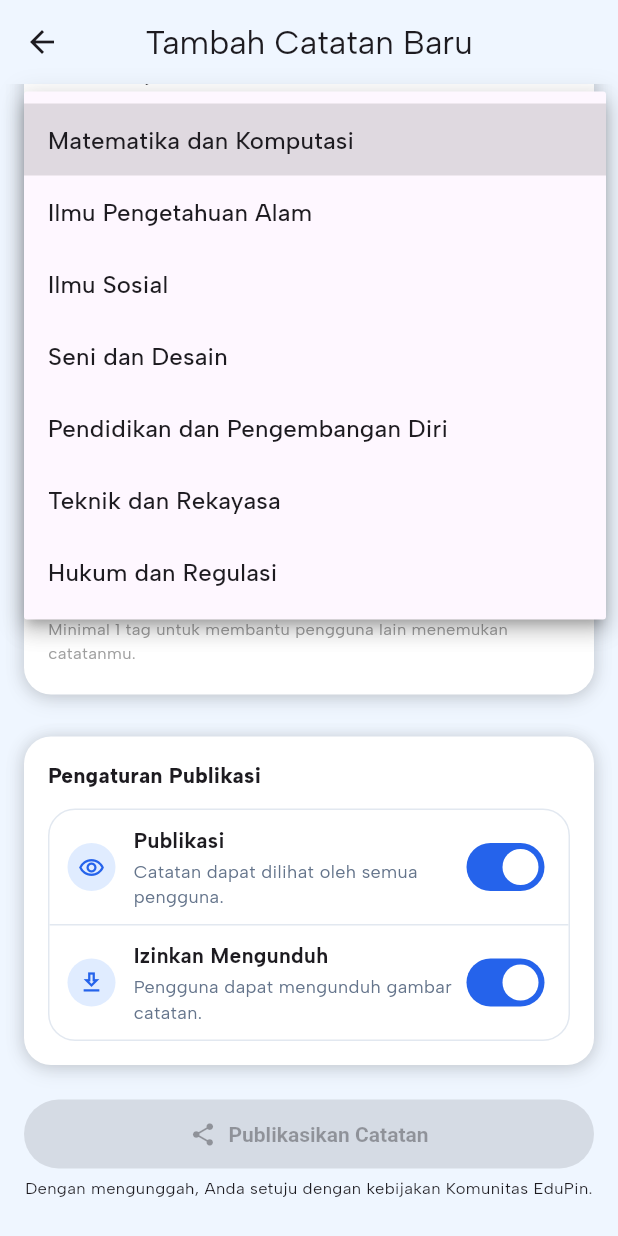
After one commit to feliceyovita/EduPin, a Flutter app: the UploadCatatanScreen screen opened by its route, scrolled down 471 dp, after a tap on "Pilih mata pelajaran", on a phone screen of 412 x 824 dp. The commit adds this screen. Run offline on Flutter 3.47's test engine with Material 3 defaults, Android fonts, the phone set to English and light mode, and no system bars; our stand-ins replace go_router.

Commit message:
tambah catatan baru

```diff
--- a/lib/app/router.dart
+++ b/lib/app/router.dart
@@ -1,15 +1,27 @@
 import 'package:flutter/material.dart';
 import 'package:go_router/go_router.dart';
+import '../screens/home_screen.dart';
 import '../screens/detail_catatan.dart';
 import '../screens/report_note_screen.dart';
 import '../models/note_details.dart';
+import '../screens/upload_catatan.dart';
 
 GoRouter buildRouter() {
   final rootKey = GlobalKey<NavigatorState>();
+
   return GoRouter(
     navigatorKey: rootKey,
-    initialLocation: '/_debug/detail',
+    initialLocation: '/home',
     routes: [
+      // ➜ HOME route WAJIB ADA
+      GoRoute(
+          path: '/upload',
+          builder: (_, __) => const UploadCatatanScreen()),
+      GoRoute(
+        path: '/home',
+        builder: (context, state) => const HomeScreen(),
+      ),
+
       GoRoute(
         path: '/_debug/detail',
         builder: (context, state) {
@@ -19,12 +31,8 @@ GoRouter buildRouter() {
             subject: 'Matematika',
             grade: 'Kelas 12',
             tags: ['kalkulus','Integral','ParsialII','MTKez'],
-            description: 'Catatan lengkap tentang integral parsial meliputi rumus dasar, langkah-langkah penyelesaian, dan contoh soal beserta pembahasan. Sangat cocok untuk persiapan ujian matematika tingkat SMA dan kuliah (matematika dasar)',
-            imageAssets: [
-              'assets/images/sample_note.jpeg',
-              'assets/images/sample_note.jpeg',
-              'assets/images/sample_note.jpeg',
-            ],
+            description: 'Catatan lengkap…',
+            imageAssets: ['assets/images/sample_note.jpeg'],
             publisher: const Publisher(
               name: 'Just Kidding Rowling',
               handle: '@jkrowling',
@@ -35,12 +43,11 @@ GoRouter buildRouter() {
           return NoteDetailPage(data: dummy);
         },
       ),
-      GoRoute(                                     // ⬅️ baru
+
+      GoRoute(
         path: '/report',
-        builder: (context, state) {
-          final note = state.extra as NoteDetail;  // kirim via extra
-          return ReportNoteScreen(note: note);
-        },
+        builder: (context, state) =>
+            ReportNoteScreen(note: state.extra as NoteDetail),
       ),
     ],
   );
--- a/lib/main.dart
+++ b/lib/main.dart
@@ -2,35 +2,25 @@ import 'package:flutter/material.dart';
 import 'app/router.dart';
 import 'package:flutter_localizations/flutter_localizations.dart';
 
-void main() {
-  runApp(const MyApp());
-}
+void main() => runApp(const MyApp());
 
 class MyApp extends StatelessWidget {
   const MyApp({super.key});
-
   @override
   Widget build(BuildContext context) {
-    final router = buildRouter(); // 🔹 panggil router.dart
-
+    final router = buildRouter();
     return MaterialApp.router(
+      title: 'Edupin',
+      theme: ThemeData(fontFamily: 'AlbertSans', primarySwatch: Colors.blue),
       debugShowCheckedModeBanner: false,
-      title: 'EduPin',
-      routerConfig: router, // 🔹 inilah yang ganti "home: SplashScreen"
-      theme: ThemeData(
-        primarySwatch: Colors.blue,
-        fontFamily: "AlbertSans",
-      ),
-      locale: const Locale('id', 'ID'),
-      supportedLocales: const [
-        Locale('id', 'ID'),
-        Locale('en', 'US'),
-      ],
+      locale: const Locale('id','ID'),
+      supportedLocales: const [Locale('id','ID'), Locale('en','US')],
       localizationsDelegates: const [
         GlobalMaterialLocalizations.delegate,
         GlobalWidgetsLocalizations.delegate,
         GlobalCupertinoLocalizations.delegate,
       ],
+      routerConfig: router, // ⬅️ penting
     );
   }
 }
--- a/lib/screens/home_screen.dart
+++ b/lib/screens/home_screen.dart
@@ -1,42 +1,50 @@
 import 'package:flutter/material.dart';
-import 'package:edupin/widgets/app_navbar.dart'; // Sesuaikan path jika perlu
-import 'package:edupin/screens/profile_screen.dart'; // Import ProfileScreen
+import 'package:go_router/go_router.dart';
 
-// Placeholder untuk halaman lain agar tidak error
+import 'package:edupin/widgets/app_navbar.dart';
+import 'package:edupin/screens/profile_screen.dart';
+
+/// ===================
+/// HALAMAN PLACEHOLDER
+/// ===================
+
 class BerandaScreen extends StatelessWidget {
   const BerandaScreen({super.key});
+
   @override
   Widget build(BuildContext context) {
-    return const Scaffold(body: Center(child: Text('Halaman Beranda')));
+    return const Center(
+      child: Text('Halaman Beranda'),
+    );
   }
 }
 
 class CariScreen extends StatelessWidget {
   const CariScreen({super.key});
+
   @override
   Widget build(BuildContext context) {
-    return const Scaffold(body: Center(child: Text('Halaman Cari')));
-  }
-}
-
-class UnggahScreen extends StatelessWidget {
-  const UnggahScreen({super.key});
-  @override
-  Widget build(BuildContext context) {
-    return const Scaffold(body: Center(child: Text('Halaman Unggah')));
+    return const Center(
+      child: Text('Halaman Cari'),
+    );
   }
 }
 
 class PinScreen extends StatelessWidget {
   const PinScreen({super.key});
+
   @override
   Widget build(BuildContext context) {
-    return const Scaffold(body: Center(child: Text('Halaman Pin')));
+    return const Center(
+      child: Text('Halaman Pin'),
+    );
   }
 }
 
+/// ===================
+/// HOME DENGAN NAVBAR
+/// ===================
 
-// --- Widget Utama untuk Navigasi ---
 class HomeScreen extends StatefulWidget {
   const HomeScreen({super.key});
 
@@ -45,46 +53,43 @@ class HomeScreen extends StatefulWidget {
 }
 
 class _HomeScreenState extends State<HomeScreen> {
-  // State untuk menyimpan index halaman yang aktif
+  // index tab aktif
   int _currentIndex = 0;
 
-  // Daftar semua halaman yang akan ditampilkan sesuai urutan navbar
-  final List<Widget> _pages = [
-    const BerandaScreen(),    // Index 0
-    const CariScreen(),       // Index 1
-    const UnggahScreen(),     // Index 2
-    const PinScreen(),        // Index 3
-    const ProfileScreen(),    // Index 4 <-- Ini dia halaman profilmu
+  // urutan halaman sesuai urutan item navbar:
+  // 0: Beranda, 1: Cari, 2: (Unggah -> pakai GoRouter), 3: Pin, 4: Profil
+  final List<Widget> _pages = const [
+    BerandaScreen(),          // index 0
+    CariScreen(),             // index 1
+    SizedBox.shrink(),        // index 2: Unggah (tidak dipakai sebagai body)
+    PinScreen(),              // index 3
+    ProfileScreen(),          // index 4
   ];
 
-  // Fungsi yang akan dipanggil saat item navbar ditekan
   void _onNavBarTap(int index) {
-    // Jika menekan tombol 'Unggah' (index 2), mungkin ingin menampilkan dialog/modal
-    // dan tidak mengubah halaman. Ini contoh saja.
     if (index == 2) {
-      // Tampilkan modal atau navigasi ke halaman khusus unggah
-      print("Tombol unggah ditekan!");
-      // Untuk sekarang, kita tetap pindah halaman
-      setState(() {
-        _currentIndex = index;
-      });
-    } else {
-      // Ubah state untuk membangun ulang UI dengan halaman yang baru
-      setState(() {
-        _currentIndex = index;
-      });
+      // ✅ Tombol tambah → dorong halaman upload di atas halaman sekarang
+      // sehingga bisa kembali dengan context.pop()
+      context.push('/upload');
+      return;
     }
+
+    // Tab lain cukup mengganti konten di HomeScreen
+    setState(() {
+      _currentIndex = index;
+    });
   }
 
   @override
   Widget build(BuildContext context) {
     return Scaffold(
-      // Body akan menampilkan halaman dari daftar `_pages` sesuai `_currentIndex`
-      body: _pages[_currentIndex],
-      // Gunakan AppNavBar di sini
+      backgroundColor: const Color(0xFFEFF6FF),
+      body: SafeArea(
+        child: _pages[_currentIndex],
+      ),
       bottomNavigationBar: AppNavBar(
         currentIndex: _currentIndex,
-        onTap: _onNavBarTap, // Sambungkan fungsi tap-nya ke sini
+        onTap: _onNavBarTap,
       ),
     );
   }
--- /dev/null
+++ b/lib/screens/upload_catatan.dart
@@ -0,0 +1,532 @@
+import 'package:flutter/material.dart';
+import 'package:go_router/go_router.dart';
+
+import '../widgets/section_card.dart';
+
+class UploadCatatanScreen extends StatefulWidget {
+  const UploadCatatanScreen({super.key});
+
+  @override
+  State<UploadCatatanScreen> createState() => _UploadCatatanScreenState();
+}
+
+class _UploadCatatanScreenState extends State<UploadCatatanScreen> {
+  // ---------- CONTROLLER & STATE ----------
+  final _titleC = TextEditingController();
+  final _descC = TextEditingController();
+  final _schoolC = TextEditingController();
+  final _tagInputC = TextEditingController();
+
+  String? _selectedSubject;
+  String? _selectedGrade;
+  final List<String> _tags = [];
+
+  bool _publikasi = true;
+  bool _izinkanUnduh = true;
+  bool _hasImage = false;
+
+  // ---------- DATA DROPDOWN ----------
+  static const _subjects = [
+    'Matematika dan Komputasi',
+    'Ilmu Pengetahuan Alam',
+    'Ilmu Sosial',
+    'Seni dan Desain',
+    'Pendidikan dan Pengembangan Diri',
+    'Teknik dan Rekayasa',
+    'Hukum dan Regulasi',
+  ];
+
+  static const _grades = [
+    'Sekolah Dasar (SD)',
+    'Sekolah Menengah Pertama (SMP)',
+    'Sekolah Menengah Atas (SMA)',
+    'Kuliah',
+    'Lanjutan',
+  ];
+
+  // ---------- VALIDASI ----------
+  bool get _isFormValid {
+    return _hasImage &&
+        _titleC.text.trim().isNotEmpty &&
+        _descC.text.trim().isNotEmpty &&
+        _selectedSubject != null &&
+        _selectedGrade != null &&
+        _tags.isNotEmpty; // minimal 1 tag
+    // _schoolC boleh kosong (opsional)
+  }
+
+  @override
+  void initState() {
+    super.initState();
+    _titleC.addListener(_onFormChange);
+    _descC.addListener(_onFormChange);
+    _schoolC.addListener(_onFormChange);
+  }
+
+  @override
+  void dispose() {
+    _titleC.dispose();
+    _descC.dispose();
+    _schoolC.dispose();
+    _tagInputC.dispose();
+    super.dispose();
+  }
+
+  void _onFormChange() => setState(() {});
+
+  void _onAddTag() {
+    final text = _tagInputC.text.trim();
+    if (text.isEmpty) return;
+    if (!_tags.contains(text)) {
+      setState(() {
+        _tags.add(text);
+      });
+    }
+    _tagInputC.clear();
+  }
+
+  void _onPickImage() {
+    // nanti ganti pakai image picker / file picker
+    setState(() {
+      _hasImage = true;
+    });
+    ScaffoldMessenger.of(context).showSnackBar(
+      const SnackBar(
+        content: Text(
+          'Dummy: gambar dianggap sudah dipilih (belum terhubung ke storage).',
+        ),
+      ),
+    );
+  }
+
+  void _onSubmit() {
+    // nanti di sini logic upload ke backend
+    ScaffoldMessenger.of(context).showSnackBar(
+      const SnackBar(
+        content: Text('Catatan berhasil dipublikasikan (dummy).'),
+      ),
+    );
+    // setelah submit, bisa pop balik
+    context.pop();
+  }
+
+  @override
+  Widget build(BuildContext context) {
+    final size = MediaQuery.sizeOf(context);
+    final isWide = size.width >= 700;
+    final horizontalPad = isWide ? size.width * 0.15 : 16.0;
+
+    return Scaffold(
+      backgroundColor: const Color(0xFFEFF6FF),
+      appBar: AppBar(
+        backgroundColor: const Color(0xFFEFF6FF),
+        elevation: 0,
+        scrolledUnderElevation: 0,
+        centerTitle: true,
+        title: const Text('Tambah Catatan Baru'),
+        // ⬇️ ikon back: balik ke halaman sebelumnya (apa pun itu)
+        leading: IconButton(
+          icon: const Icon(Icons.arrow_back),
+          onPressed: () => context.pop(),
+        ),
+      ),
+      body: SafeArea(
+        child: LayoutBuilder(
+          builder: (context, constraints) {
+            return SingleChildScrollView(
+              padding: EdgeInsets.fromLTRB(
+                horizontalPad,
+                16,
+                horizontalPad,
+                24,
+              ),
+              child: Column(
+                crossAxisAlignment: CrossAxisAlignment.stretch,
+                children: [
+                  _buildImagePicker(),
+                  const SizedBox(height: 16),
+                  _buildMainFormCard(),
+                  const SizedBox(height: 16),
+                  _buildPublishSettingsCard(),
+                  const SizedBox(height: 16),
+                  _buildSubmitButton(),
+                  const SizedBox(height: 4),
+                  const Text(
+                    'Dengan mengunggah, Anda setuju dengan kebijakan Komunitas EduPin.',
+                    textAlign: TextAlign.center,
+                    style: TextStyle(fontSize: 11),
+                  ),
+                ],
+              ),
+            );
+          },
+        ),
+      ),
+      // ⬇️ NAVBAR DIHAPUS, jadi fullscreen form
+      // bottomNavigationBar: AppNavBar(...),
+    );
+  }
+
+  // ---------- WIDGET: PICKER GAMBAR ----------
+  Widget _buildImagePicker() {
+    final borderColor =
+    _hasImage ? Colors.blue : const Color(0xFFCBD5F5); // biru muda
+
+    return Center(
+      child: GestureDetector(
+        onTap: _onPickImage,
+        child: Container(
+          width: 140,
+          height: 140,
+          decoration: BoxDecoration(
+            color: Colors.white,
+            borderRadius: BorderRadius.circular(16),
+            border: Border.all(color: borderColor, width: 1.5),
+            boxShadow: const [
+              BoxShadow(
+                color: Color(0x14000000),
+                blurRadius: 10,
+                offset: Offset(0, 4),
+              ),
+            ],
+          ),
+          padding: const EdgeInsets.all(16),
+          child: Column(
+            mainAxisAlignment: MainAxisAlignment.center,
+            children: [
+              Icon(
+                _hasImage ? Icons.image_rounded : Icons.cloud_upload_outlined,
+                color: Colors.blue,
+                size: 36,
+              ),
+              const SizedBox(height: 8),
+              const Text(
+                'Maks 10MB\nper Gambar',
+                textAlign: TextAlign.center,
+                style: TextStyle(fontSize: 12),
+              ),
+            ],
+          ),
+        ),
+      ),
+    );
+  }
+
+  // ---------- CARD UTAMA FORM ----------
+  Widget _buildMainFormCard() {
+    final OutlineInputBorder _inputBorder = OutlineInputBorder(
+      borderRadius: BorderRadius.circular(14),
+      borderSide: const BorderSide(color: Color(0xFFE2E8F0), width: 1),
+    );
+
+    final OutlineInputBorder _focusBorder = OutlineInputBorder(
+      borderRadius: BorderRadius.circular(14),
+      borderSide: const BorderSide(color: Color(0xFF3B82F6), width: 1.5),
+    );
+
+    return SectionCard(
+      padding: const EdgeInsets.fromLTRB(16, 16, 16, 20),
+      child: Column(
+        crossAxisAlignment: CrossAxisAlignment.start,
+        children: [
+          // ---------------- JUDUL ----------------
+          const Text(
+            'Judul Catatan *',
+            style: TextStyle(fontWeight: FontWeight.w600),
+          ),
+          const SizedBox(height: 6),
+          TextField(
+            controller: _titleC,
+            decoration: InputDecoration(
+              hintText: 'Contoh: Rumus Integral dan Penerapannya',
+              prefixIcon: const Icon(
+                Icons.notes_outlined,
+                color: Color(0xFF2563EB), // biru
+              ),
+              border: _inputBorder,
+              enabledBorder: _inputBorder,
+              focusedBorder: _focusBorder,
+            ),
+          ),
+          const SizedBox(height: 12),
+
+          // ---------------- DESKRIPSI ----------------
+          const Text(
+            'Deskripsi *',
+            style: TextStyle(fontWeight: FontWeight.w600),
+          ),
+          const SizedBox(height: 6),
+          TextField(
+            controller: _descC,
+            maxLines: 4,
+            decoration: InputDecoration(
+              hintText:
+              'Jelaskan isi catatan, materi yang dibahas, atau tips belajar...',
+              border: _inputBorder,
+              enabledBorder: _inputBorder,
+              focusedBorder: _focusBorder,
+            ),
+          ),
+          const SizedBox(height: 12),
+
+          // ---------------- MATA PELAJARAN ----------------
+          const Text(
+            'Mata Pelajaran *',
+            style: TextStyle(fontWeight: FontWeight.w600),
+          ),
+          const SizedBox(height: 6),
+          DropdownButtonFormField<String>(
+            value: _selectedSubject,
+            decoration: InputDecoration(
+              border: _inputBorder,
+              enabledBorder: _inputBorder,
+              focusedBorder: _focusBorder,
+              hintText: 'Pilih mata pelajaran',
+            ),
+            items: _subjects
+                .map((s) => DropdownMenuItem(value: s, child: Text(s)))
+                .toList(),
+            onChanged: (value) => setState(() {
+              _selectedSubject = value;
+            }),
+          ),
+          const SizedBox(height: 12),
+
+          // ---------------- TINGKAT / KELAS ----------------
+          const Text(
+            'Tingkat/Kelas *',
+            style: TextStyle(fontWeight: FontWeight.w600),
+          ),
+          const SizedBox(height: 6),
+          DropdownButtonFormField<String>(
+            value: _selectedGrade,
+            decoration: InputDecoration(
+              border: _inputBorder,
+              enabledBorder: _inputBorder,
+              focusedBorder: _focusBorder,
+              hintText: 'Pilih tingkat / kelas',
+            ),
+            items: _grades
+                .map((g) => DropdownMenuItem(value: g, child: Text(g)))
+                .toList(),
+            onChanged: (value) => setState(() {
+              _selectedGrade = value;
+            }),
+          ),
+          const SizedBox(height: 12),
+
+          // ---------------- SEKOLAH OPSIONAL ----------------
+          const Text(
+            'Asal Sekolah/Universitas (opsional)',
+            style: TextStyle(fontWeight: FontWeight.w600),
+          ),
+          const SizedBox(height: 6),
+          TextField(
+            controller: _schoolC,
+            decoration: InputDecoration(
+              hintText: 'Nama Sekolah/Universitas',
+              border: _inputBorder,
+              enabledBorder: _inputBorder,
+              focusedBorder: _focusBorder,
+            ),
+          ),
+          const SizedBox(height: 12),
+
+          // ---------------- TAGS ----------------
+          const Text(
+            'Tags *',
+            style: TextStyle(fontWeight: FontWeight.w600),
+          ),
+          const SizedBox(height: 6),
+          Row(
+            children: [
+              Expanded(
+                child: TextField(
+                  controller: _tagInputC,
+                  decoration: InputDecoration(
+                    hintText: 'Tambah tag...',
+                    prefixIcon: const Icon(
+                      Icons.tag_outlined,
+                      color: Color(0xFF2563EB), // biru
+                    ),
+                    border: _inputBorder,
+                    enabledBorder: _inputBorder,
+                    focusedBorder: _focusBorder,
+                  ),
+                  onSubmitted: (_) => _onAddTag(),
+                ),
+              ),
+              const SizedBox(width: 8),
+              SizedBox(
+                height: 48,
+                width: 48,
+                child: FilledButton(
+                  style: FilledButton.styleFrom(
+                    backgroundColor: const Color(0xFF2563EB),
+                    foregroundColor: Colors.white,
+                    padding: EdgeInsets.zero,
+                    shape: RoundedRectangleBorder(
+                      borderRadius: BorderRadius.circular(14),
+                    ),
+                  ),
+                  onPressed: _onAddTag,
+                  child: const Icon(Icons.add),
+                ),
+              ),
+            ],
+          ),
+          const SizedBox(height: 8),
+          if (_tags.isNotEmpty)
+            Wrap(
+              spacing: 8,
+              runSpacing: 8,
+              children: _tags
+                  .map(
+                    (t) => Chip(
+                  label: Text(t),
+                  onDeleted: () {
+                    setState(() {
+                      _tags.remove(t);
+                    });
+                  },
+                ),
+              )
+                  .toList(),
+            )
+          else
+            const Text(
+              'Minimal 1 tag untuk membantu pengguna lain menemukan catatanmu.',
+              style: TextStyle(fontSize: 11, color: Colors.grey),
+            ),
+        ],
+      ),
+    );
+  }
+
+  // ---------- CARD PENGATURAN PUBLIKASI ----------
+  Widget _buildPublishSettingsCard() {
+    return SectionCard(
+      padding: const EdgeInsets.fromLTRB(16, 16, 16, 16),
+      child: Column(
+        crossAxisAlignment: CrossAxisAlignment.start,
+        children: [
+          const Text(
+            'Pengaturan Publikasi',
+            style: TextStyle(
+              fontWeight: FontWeight.w900,
+            ),
+          ),
+          const SizedBox(height: 12),
+          Container(
+            decoration: BoxDecoration(
+              color: Colors.white,
+              borderRadius: BorderRadius.circular(18),
+              border: Border.all(
+                color: const Color(0xFFE2E8F0),
+              ),
+            ),
+            child: Column(
+              children: [
+                _buildPublishRow(
+                  icon: Icons.remove_red_eye_outlined,
+                  title: 'Publikasi',
+                  subtitle: 'Catatan dapat dilihat oleh semua pengguna.',
+                  value: _publikasi,
+                  onChanged: (val) => setState(() => _publikasi = val),
+                ),
+                const Divider(
+                  height: 1,
+                  thickness: 1,
+                  color: Color(0xFFE2E8F0),
+                ),
+                _buildPublishRow(
+                  icon: Icons.download_outlined,
+                  title: 'Izinkan Mengunduh',
+                  subtitle: 'Pengguna dapat mengunduh gambar catatan.',
+                  value: _izinkanUnduh,
+                  onChanged: (val) => setState(() => _izinkanUnduh = val),
+                ),
+              ],
+            ),
+          ),
+        ],
+      ),
+    );
+  }
+
+  Widget _buildPublishRow({
+    required IconData icon,
+    required String title,
+    required String subtitle,
+    required bool value,
+    required ValueChanged<bool> onChanged,
+  }) {
+    return Padding(
+      padding: const EdgeInsets.symmetric(horizontal: 12, vertical: 10),
+      child: Row(
+        crossAxisAlignment: CrossAxisAlignment.center,
+        children: [
+          Container(
+            width: 32,
+            height: 32,
+            decoration: const BoxDecoration(
+              color: Color(0xFFE0ECFF),
+              shape: BoxShape.circle,
+            ),
+            child: Icon(
+              icon,
+              size: 18,
+              color: const Color(0xFF2563EB),
+            ),
+          ),
+          const SizedBox(width: 12),
+          Expanded(
+            child: Column(
+              crossAxisAlignment: CrossAxisAlignment.start,
+              children: [
+                Text(
+                  title,
+                  style: const TextStyle(
+                    fontWeight: FontWeight.w700,
+                  ),
+                ),
+                const SizedBox(height: 2),
+                Text(
+                  subtitle,
+                  style: const TextStyle(
+                    fontSize: 12,
+                    color: Color(0xFF64748B),
+                  ),
+                ),
+              ],
+            ),
+          ),
+          Switch.adaptive(
+            value: value,
+            onChanged: onChanged,
+            activeColor: Colors.white,
+            activeTrackColor: const Color(0xFF2563EB),
+          ),
+        ],
+      ),
+    );
+  }
+
+  // ---------- TOMBOL SUBMIT ----------
+  Widget _buildSubmitButton() {
+    return SizedBox(
+      width: double.infinity,
+      child: FilledButton.icon(
+        onPressed: _isFormValid ? _onSubmit : null,
+        icon: const Icon(Icons.share_rounded),
+        label: const Text('Publikasikan Catatan'),
+        style: FilledButton.styleFrom(
+          padding: const EdgeInsets.symmetric(vertical: 14),
+          textStyle: const TextStyle(
+            fontWeight: FontWeight.w600,
+          ),
+        ),
+      ),
+    );
+  }
+}
```
